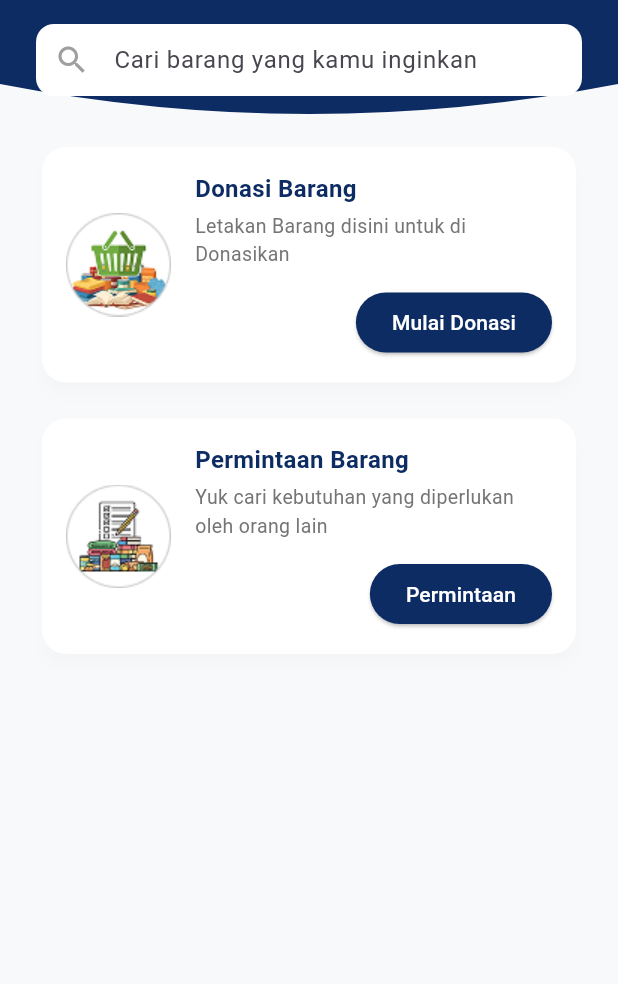
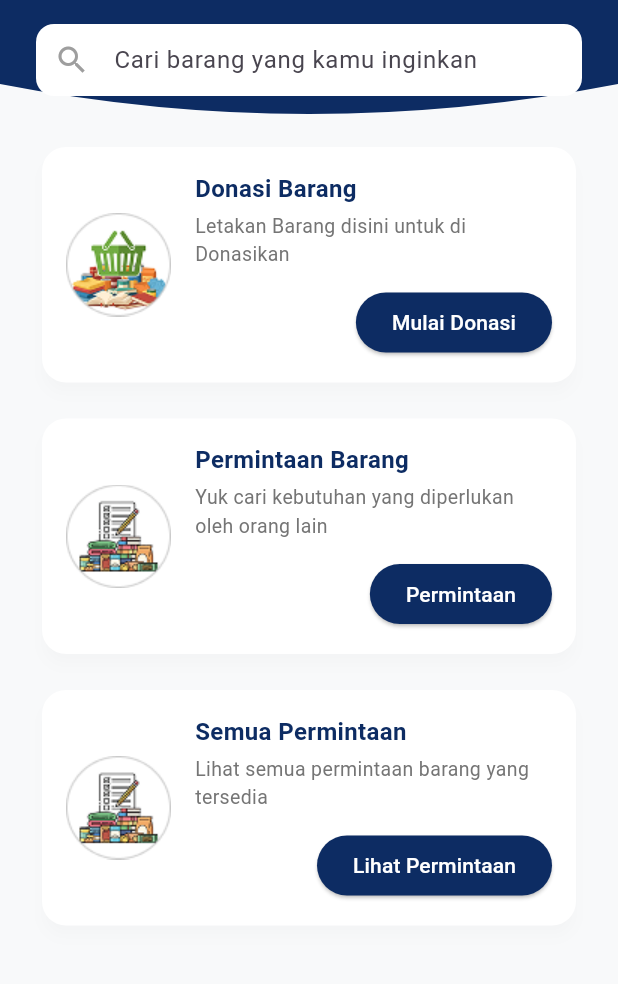
Before and after one commit to EdselSpth/Donasiku-DevHope-Group, a Flutter app: the DonationPage screen opened directly, on a phone screen of 412 x 824 dp, the part 156-1140 px from its top. Run offline on Flutter 3.47's test engine with Material 3 defaults, Android fonts, the light colour scheme and no system bars; our stand-ins replace camera, dotted_border, flutter_secure_storage, get, image_picker; accounts and stored records are empty.

```diff
--- a/lib/user_interface/navigation/donation/donation_page.dart
+++ b/lib/user_interface/navigation/donation/donation_page.dart
@@ -4,6 +4,7 @@ import 'package:flutter/material.dart';
 import 'package:donasiku/widget/donation_option_card.dart';
 import 'package:donasiku/user_interface/navigation/donation/add_donation_page.dart';
 import 'package:donasiku/user_interface/navigation/donation/item_request_page.dart'; // <-- 1. IMPORT HALAMAN BARU
+import 'package:donasiku/user_interface/navigation/donation/item_request_list_page.dart';
 
 class DonationPage extends StatelessWidget {
   const DonationPage({super.key});
@@ -88,6 +89,23 @@ class DonationPage extends StatelessWidget {
                         );
                       },
                     ),
+                    const SizedBox(height: 16),
+
+                    // Kartu Opsi 3: Semua Permintaan
+                    DonationOptionCard(
+                      iconPath: 'Assets/gambar-permintaan-barang.png',
+                      title: 'Semua Permintaan',
+                      subtitle: 'Lihat semua permintaan barang yang tersedia',
+                      buttonText: 'Lihat Permintaan',
+                      onButtonPressed: () {
+                        Navigator.push(
+                          context,
+                          MaterialPageRoute(
+                            builder: (context) => const ItemRequestListPage(),
+                          ),
+                        );
+                      },
+                    ),
                   ],
                 ),
               ),
```
